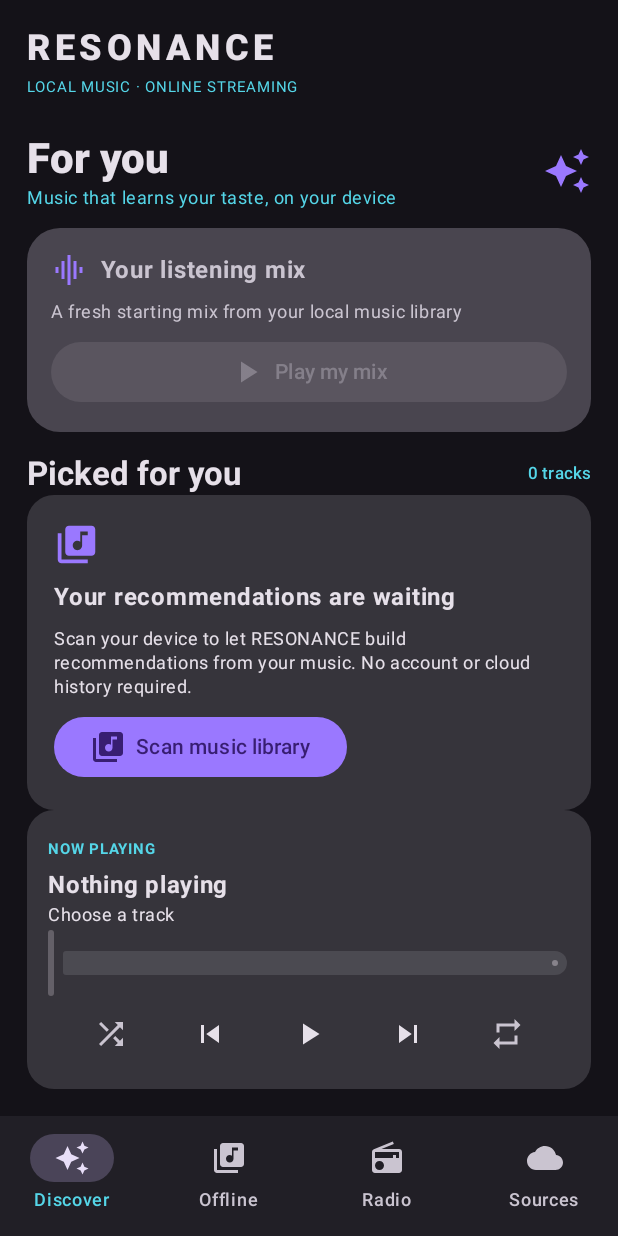
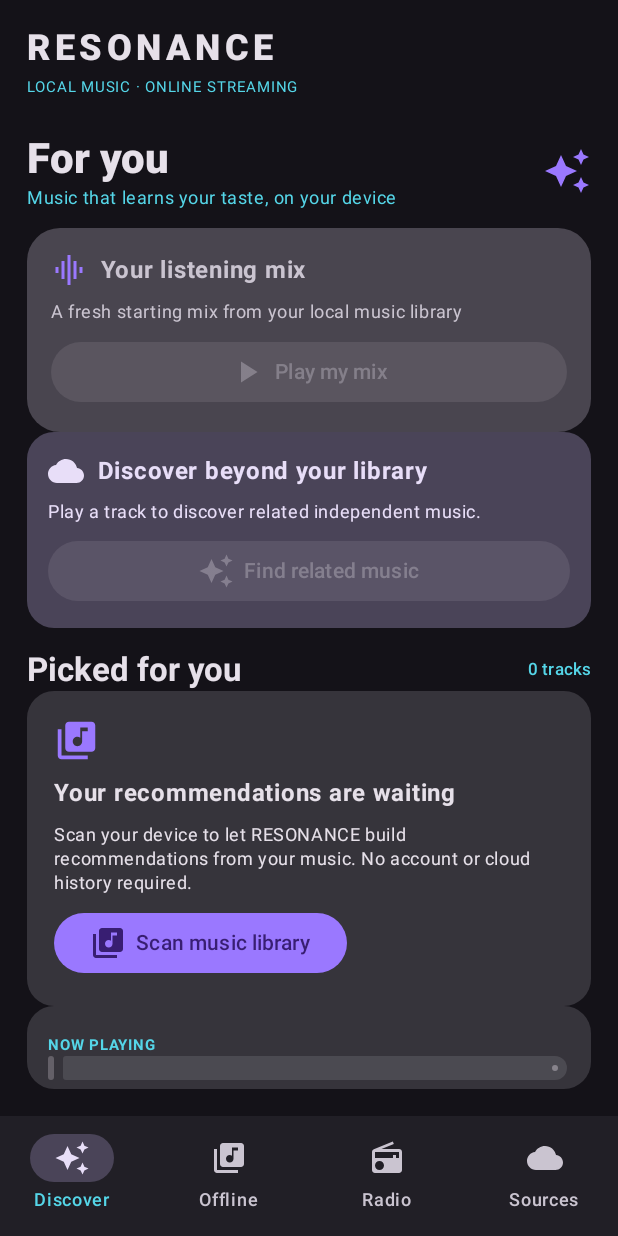
Before and after one commit to anandkaithwas/resonance, an Android app built with Jetpack Compose: the screen it shows after launch (MainActivity), on a phone screen of 412 x 824 dp. Run offline under Robolectric (Android 15) with nearby library versions, the phone set to English and light mode, and no system bars; 7 statements that could not run were skipped.

Commit message:
feat(discover): add seed-based Audius recommendations

```diff
--- a/app/src/main/java/dev/resonance/app/MainActivity.kt
+++ b/app/src/main/java/dev/resonance/app/MainActivity.kt
@@ -119,6 +119,9 @@ private fun PlayerApp(controller: MediaController?, scan: () -> List<AudioTrack>
     var sourceResults by remember { mutableStateOf(emptyList<OnlineMusicResult>()) }
     var sourceLoading by remember { mutableStateOf(false) }
     var sourceError by remember { mutableStateOf("") }
+    var discoveryOnline by remember { mutableStateOf(emptyList<OnlineMusicResult>()) }
+    var discoveryLoading by remember { mutableStateOf(false) }
+    var discoveryError by remember { mutableStateOf("") }
     var stream by remember { mutableStateOf("") }
     var message by remember { mutableStateOf("Scan your device for local music.") }
     var title by remember { mutableStateOf("Nothing playing") }
@@ -216,6 +219,8 @@ private fun PlayerApp(controller: MediaController?, scan: () -> List<AudioTrack>
                 val seedTrack = tracks.firstOrNull { it.id == currentTrackId }
                     ?: listeningHistory.lastOrNull()?.let { event -> tracks.firstOrNull { it.id == event.trackId } }
                 val suggestions = LocalRecommendationEngine.recommend(seedTrack, tracks, listeningHistory, count = 20)
+                val seedKey = seedTrack?.id.orEmpty()
+                LaunchedEffect(seedKey) { discoveryOnline = emptyList(); discoveryError = "" }
                 Row(verticalAlignment = Alignment.CenterVertically) {
                     Column(Modifier.weight(1f)) {
                         Text("For you", style = MaterialTheme.typography.headlineMedium, fontWeight = FontWeight.ExtraBold)
@@ -237,6 +242,34 @@ private fun PlayerApp(controller: MediaController?, scan: () -> List<AudioTrack>
                         }, enabled = suggestions.isNotEmpty(), modifier = Modifier.fillMaxWidth()) {
                             Icon(Icons.Default.PlayArrow, contentDescription = null)
                             Text("  Play my mix")
+                        }
+                    }
+                }
+                Card(shape = RoundedCornerShape(18.dp), colors = CardDefaults.cardColors(containerColor = MaterialTheme.colorScheme.secondaryContainer)) {
+                    Column(Modifier.fillMaxWidth().padding(14.dp), verticalArrangement = Arrangement.spacedBy(7.dp)) {
+                        Row(verticalAlignment = Alignment.CenterVertically) { Icon(Icons.Default.Cloud, null); Text("  Discover beyond your library", fontWeight = FontWeight.Bold) }
+                        Text(if (seedTrack != null) "Find independent music related to " + seedTrack.artist + " on Audius." else "Play a track to discover related independent music.", style = MaterialTheme.typography.bodySmall)
+                        Button(onClick = {
+                            val seed = seedTrack
+                            if (seed != null) { discoveryLoading = true; discoveryError = ""; scope.launch {
+                                runCatching { FreeMusicSourcesRepository.recommendAudius(seed.artist, seed.title) }
+                                    .onSuccess { discoveryOnline = it }.onFailure { discoveryError = it.message ?: "Discovery failed" }
+                                discoveryLoading = false
+                            } }
+                        }, enabled = seedTrack != null && !discoveryLoading, modifier = Modifier.fillMaxWidth()) { Icon(Icons.Default.AutoAwesome, null); Text("  Find related music") }
+                        if (discoveryLoading) LinearProgressIndicator(Modifier.fillMaxWidth())
+                        if (discoveryError.isNotBlank()) Text(discoveryError, color = MaterialTheme.colorScheme.error)
+                    }
+                }
+                if (discoveryOnline.isNotEmpty()) {
+                    Text("Independent discoveries · Audius", style = MaterialTheme.typography.titleMedium, fontWeight = FontWeight.Bold)
+                    discoveryOnline.forEach { result ->
+                        Card(shape = RoundedCornerShape(14.dp)) {
+                            Row(Modifier.fillMaxWidth().padding(12.dp), verticalAlignment = Alignment.CenterVertically) {
+                                Icon(Icons.Default.GraphicEq, null)
+                                Column(Modifier.weight(1f).padding(start = 10.dp)) { Text(result.title, fontWeight = FontWeight.SemiBold, maxLines = 1); Text(result.artist, style = MaterialTheme.typography.bodySmall) }
+                                IconButton(onClick = { result.streamUrl?.let { play(controller, Uri.parse(it), result.title, result.artist) } }, enabled = result.streamUrl != null) { Icon(Icons.Default.PlayArrow, "Play discovery") }
+                            }
                         }
                     }
                 }
```
Also changed, not shown: app/src/main/java/dev/resonance/app/FreeMusicSourcesRepository.kt (+8 -0 lines).
